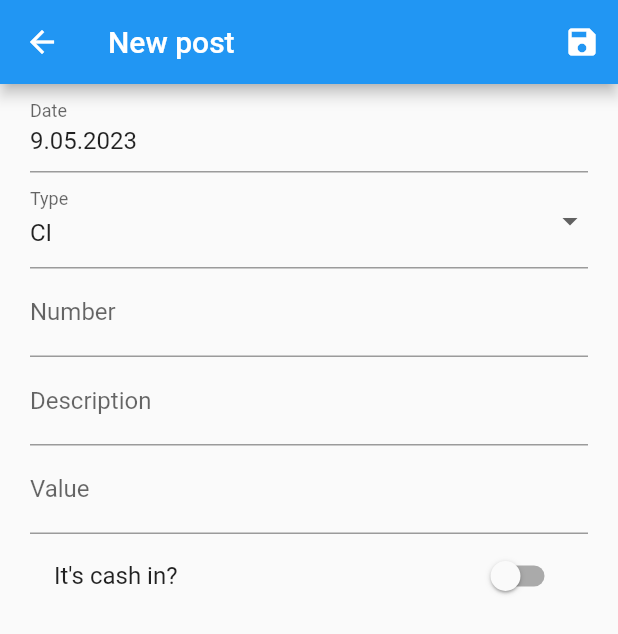
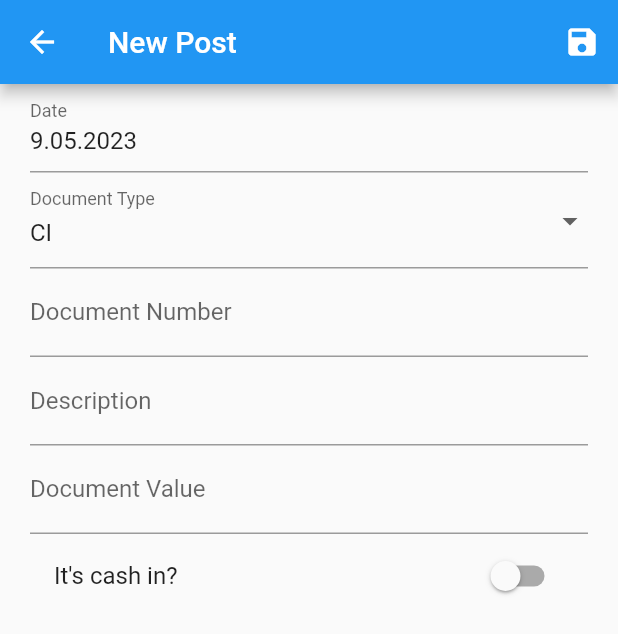
Before and after one commit to stefancrudu/CashLog, a Flutter app: the screen it shows after launch, after a tap on the "add" icon, on a phone screen of 412 x 824 dp. Shown: the top 634 px of the screen. Run offline on Flutter 3.47's test engine with Material 2 defaults, Android fonts, the phone set to English and light mode, and no system bars; our stand-ins replace flutter_riverpod, riverpod, sqflite; accounts and stored records are empty.

Commit message:
Added Internationalizing

```diff
--- /dev/null
+++ b/lib/l10n/intl_ro.arb
@@ -0,0 +1,20 @@
+{
+    "documentRowValue": "{value}",
+    "initialBalance": "Sold inital: {value}",
+    "totalCashOutBalance": "Total platit: {value}",
+    "totalCashInBalance": "Total incasat: {value}",
+    "finalBalance": "Sold final: {value}",
+    "noDocumentsMessage": "Nu ai documente.",
+    "newPostTitle": "Document nou",
+    "editPostTitle": "Editeaza document",
+    "dateFormLabel": "Data",
+    "typeFormLabel": "Tip document",
+    "numberFormLabel": "Numar document",
+    "descriptionFormLabel": "Descriere",
+    "valueFormLabel": "Valoare document",
+    "cashInOptionFormLabel": "Sunt bani incasati?",
+    "errorMessageDocumentNumber": "Introdu numarul documentului",
+    "errorMessageDocumentDescription": "Introdu o descriere",
+    "errorMessageDocumentValue": "Introdu valoarea documentului",
+    "deleteLabelButton": "Sterge documentul"
+}
--- a/lib/main.dart
+++ b/lib/main.dart
@@ -1,6 +1,9 @@
 import 'package:cash_log/screens/home/home_screen.dart';
+
 import 'package:flutter/material.dart';
+import 'package:flutter_localizations/flutter_localizations.dart';
 import 'package:flutter_riverpod/flutter_riverpod.dart';
+import 'generated/l10n.dart';
 
 void main() {
   runApp(const ProviderScope(child: App()));
@@ -12,7 +15,22 @@ class App extends StatelessWidget {
   @override
   Widget build(BuildContext context) {
     return MaterialApp(
-      home: HomeScreen(),
+      home: const HomeScreen(),
+      localizationsDelegates: const [
+        S.delegate,
+        GlobalMaterialLocalizations.delegate,
+        GlobalWidgetsLocalizations.delegate,
+        GlobalCupertinoLocalizations.delegate,
+      ],
+      supportedLocales: S.delegate.supportedLocales,
+      localeResolutionCallback: (locale, supportedLocales) {
+        for (Locale supportedLocale in supportedLocales) {
+          if (supportedLocale.languageCode == locale!.languageCode) {
+            return locale;
+          }
+        }
+        return S.delegate.supportedLocales.first;
+      },
     );
   }
 }
--- a/lib/screens/form/components/date_picker_form_field.dart
+++ b/lib/screens/form/components/date_picker_form_field.dart
@@ -1,16 +1,16 @@
 import 'package:cash_log/extensions/formated_date.dart';
+import 'package:cash_log/generated/l10n.dart';
 
 import 'package:flutter/material.dart';
 
 class DatePickerFormField extends StatefulWidget {
-  final DateTime? initialValue;
-
   DatePickerFormField({
     super.key,
     this.initialValue,
     required this.onSavedValue,
   });
 
+  final DateTime? initialValue;
   void Function(DateTime newValue) onSavedValue;
 
   @override
@@ -45,8 +45,8 @@ class _DatePickerFormFieldState extends State<DatePickerFormField> {
   Widget build(BuildContext context) {
     return TextFormField(
       controller: dateController,
-      decoration: const InputDecoration(
-        labelText: 'Date',
+      decoration: InputDecoration(
+        labelText: S.of(context).dateFormLabel,
       ),
       readOnly: true,
       onTap: () async {
--- a/lib/screens/form/form_screen.dart
+++ b/lib/screens/form/form_screen.dart
@@ -1,3 +1,4 @@
+import 'package:cash_log/generated/l10n.dart';
 import 'package:cash_log/models/document.dart';
 import 'package:cash_log/providers/documents_provider.dart';
 
@@ -19,7 +20,11 @@ class FormScreen extends ConsumerStatefulWidget {
 
 class _FormScreenState extends ConsumerState<FormScreen> {
   Widget get titleScreen {
-    return Text(widget.document == null ? 'New post' : 'Edit post');
+    return Text(
+      widget.document == null
+          ? S.of(context).newPostTitle
+          : S.of(context).editPostTitle,
+    );
   }
 
   var _date = DateTime.now();
@@ -82,7 +87,7 @@ class _FormScreenState extends ConsumerState<FormScreen> {
                 },
               ),
               DropdownFormField(
-                labelText: 'Type',
+                labelText: S.of(context).typeFormLabel,
                 options: DocumentType.values.map((e) => e.name).toList(),
                 initialValue: widget.document?.type.name ??
                     DocumentType.values.first.name,
@@ -92,12 +97,12 @@ class _FormScreenState extends ConsumerState<FormScreen> {
               ),
               TextFormField(
                 initialValue: widget.document?.number ?? '',
-                decoration: const InputDecoration(
-                  labelText: 'Number',
+                decoration: InputDecoration(
+                  labelText: S.of(context).numberFormLabel,
                 ),
                 validator: (value) {
                   if (value == null || value.isEmpty) {
-                    return 'Please enter the number of the document';
+                    return S.of(context).errorMessageDocumentNumber;
                   }
                   return null;
                 },
@@ -107,12 +112,12 @@ class _FormScreenState extends ConsumerState<FormScreen> {
               ),
               TextFormField(
                 initialValue: widget.document?.description ?? '',
-                decoration: const InputDecoration(
-                  labelText: 'Description',
+                decoration: InputDecoration(
+                  labelText: S.of(context).descriptionFormLabel,
                 ),
                 validator: (value) {
                   if (value == null || value.isEmpty) {
-                    return 'Please enter some text for description';
+                    return S.of(context).errorMessageDocumentDescription;
                   }
                   return null;
                 },
@@ -122,8 +127,8 @@ class _FormScreenState extends ConsumerState<FormScreen> {
               ),
               TextFormField(
                 initialValue: widget.document?.value.toString(),
-                decoration: const InputDecoration(
-                  labelText: 'Value',
+                decoration: InputDecoration(
+                  labelText: S.of(context).valueFormLabel,
                 ),
                 keyboardType:
                     const TextInputType.numberWithOptions(decimal: true),
@@ -132,7 +137,7 @@ class _FormScreenState extends ConsumerState<FormScreen> {
                 ],
                 validator: (value) {
                   if (value == null || value.isEmpty) {
-                    return 'Please enter some value';
+                    return S.of(context).errorMessageDocumentValue;
                   }
                   return null;
                 },
@@ -144,7 +149,7 @@ class _FormScreenState extends ConsumerState<FormScreen> {
                 initialValue: widget.document?.isCashIn ?? false,
                 builder: (FormFieldState<bool> field) {
                   return SwitchListTile(
-                    title: const Text("It's cash in?"),
+                    title: Text(S.of(context).cashInOptionFormLabel),
                     value: field.value ?? false,
                     onChanged: (val) {
                       field.didChange(val);
@@ -165,7 +170,7 @@ class _FormScreenState extends ConsumerState<FormScreen> {
                     ),
                     onPressed: _deleteAction,
                     icon: const Icon(Icons.delete_outlined),
-                    label: const Text('Delete document'),
+                    label: Text(S.of(context).deleteLabelButton),
                   ),
                 ),
             ],
--- /dev/null
+++ b/lib/screens/home/components/balance_row.dart
@@ -0,0 +1,15 @@
+import 'package:flutter/material.dart';
+
+class BalanceRow extends StatelessWidget {
+  const BalanceRow({super.key, required this.content});
+
+  final String content;
+
+  @override
+  Widget build(BuildContext context) {
+    return Text(
+      content,
+      style: const TextStyle(color: Colors.white),
+    );
+  }
+}
--- a/lib/screens/home/components/balance_widget.dart
+++ b/lib/screens/home/components/balance_widget.dart
@@ -1,12 +1,14 @@
+import 'package:cash_log/generated/l10n.dart';
 import 'package:cash_log/models/balance.dart';
+import 'package:cash_log/screens/home/components/balance_row.dart';
 
 import 'package:flutter/material.dart';
 import 'package:flutter_riverpod/flutter_riverpod.dart';
 
 class BalanceWidget extends StatelessWidget {
-  Balance balance;
+  final Balance balance;
 
-  BalanceWidget({
+  const BalanceWidget({
     super.key,
     required this.balance,
   });
@@ -28,19 +30,28 @@ class BalanceWidget extends StatelessWidget {
           child: Column(
             crossAxisAlignment: CrossAxisAlignment.end,
             children: [
-              totalLabel(label: 'Sold inital', value: balance.initialBalance),
+              BalanceRow(
+                content: S.of(context).initialBalance(balance.initialBalance),
+              ),
               const SizedBox(
                 height: 10,
               ),
-              totalLabel(label: 'Total de incasat', value: balance.totalCashIn),
+              BalanceRow(
+                content: S.of(context).totalCashInBalance(balance.totalCashIn),
+              ),
               const SizedBox(
                 height: 10,
               ),
-              totalLabel(label: 'Total de plata', value: balance.totalCashOut),
+              BalanceRow(
+                content:
+                    S.of(context).totalCashOutBalance(balance.totalCashOut),
+              ),
               const SizedBox(
                 height: 10,
               ),
-              totalLabel(label: 'Sold final', value: balance.finalBalance)
+              BalanceRow(
+                content: S.of(context).totalCashInBalance(balance.finalBalance),
+              ),
             ],
           ),
         ),
--- a/lib/screens/home/components/document_row.dart
+++ b/lib/screens/home/components/document_row.dart
@@ -1,3 +1,4 @@
+import 'package:cash_log/generated/l10n.dart';
 import 'package:cash_log/models/document.dart';
 
 import 'package:flutter/material.dart';
@@ -15,11 +16,11 @@ class DocumentRow extends StatelessWidget {
   Text get getFormatedDocumentValueWidget {
     if (document.isCashIn) {
       return Text(
-        '${document.value} lei',
+        S.current.documentRowValue(document.value),
       );
     } else {
       return Text(
-        '- ${document.value} lei',
+        S.current.documentRowValue(0 - document.value),
         style: const TextStyle(
           color: Colors.red,
         ),
--- a/lib/screens/home/home_screen.dart
+++ b/lib/screens/home/home_screen.dart
@@ -1,3 +1,4 @@
+import 'package:cash_log/generated/l10n.dart';
 import 'package:cash_log/models/document.dart';
 import 'package:cash_log/providers/documents_provider.dart';
 import 'package:cash_log/extensions/formated_date.dart';
@@ -89,8 +90,8 @@ class _HomeScreenState extends ConsumerState<HomeScreen> {
           children: [
             documents.list.isNotEmpty
                 ? listView
-                : const Center(
-                    child: Text('You don\'t have documnents.'),
+                : Center(
+                    child: Text(S.of(context).noDocumentsMessage),
                   ),
             BalanceWidget(
               balance: documents.balance,
```
Also changed, not shown: lib/l10n/intl_en.arb (added, +119 -0 lines), pubspec.yaml (+6 -6 lines), lib/generated/intl/messages_all.dart (added), lib/generated/intl/messages_en.dart (added), lib/generated/intl/messages_ro.dart (added), lib/generated/l10n.dart (added).
